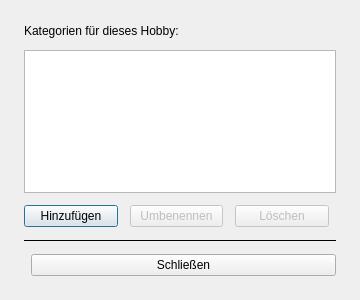
Qt form resources/category_management_dialog.ui (ItsDylan255/Skillbase) before a commit.
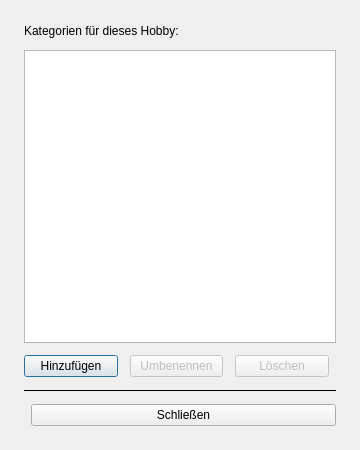
The same form after that commit.

```diff
--- a/resources/category_management_dialog.ui
+++ b/resources/category_management_dialog.ui
@@ -7,7 +7,7 @@
     <x>0</x>
     <y>0</y>
     <width>360</width>
-    <height>300</height>
+    <height>450</height>
    </rect>
   </property>
   <property name="windowTitle">
```
